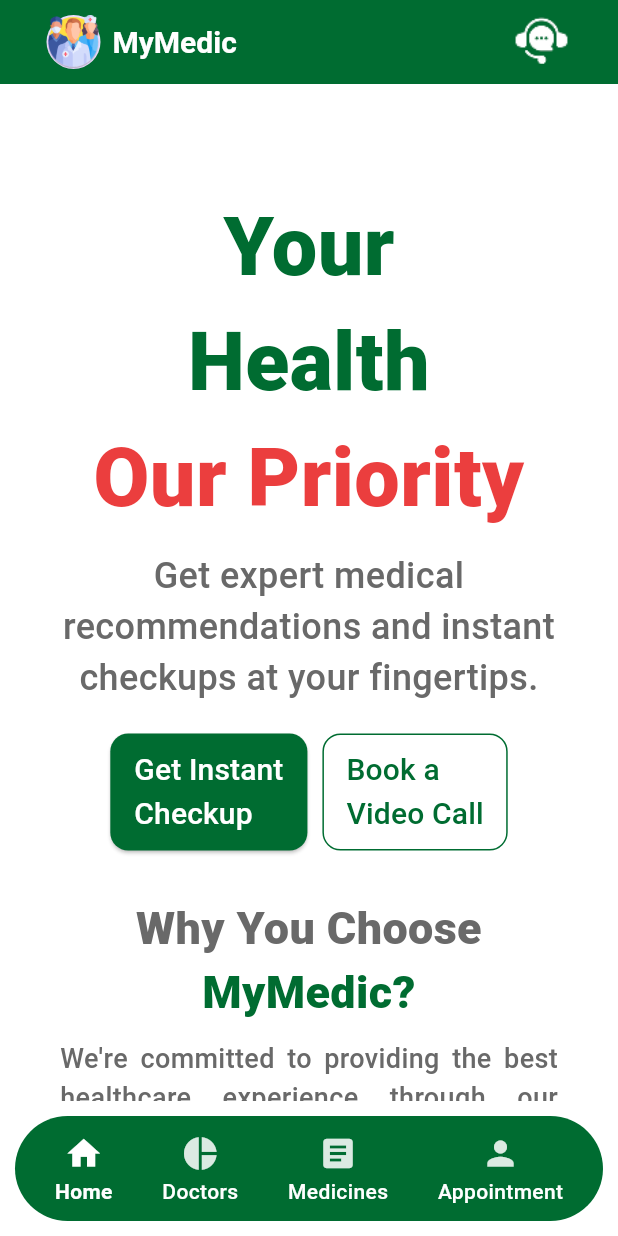
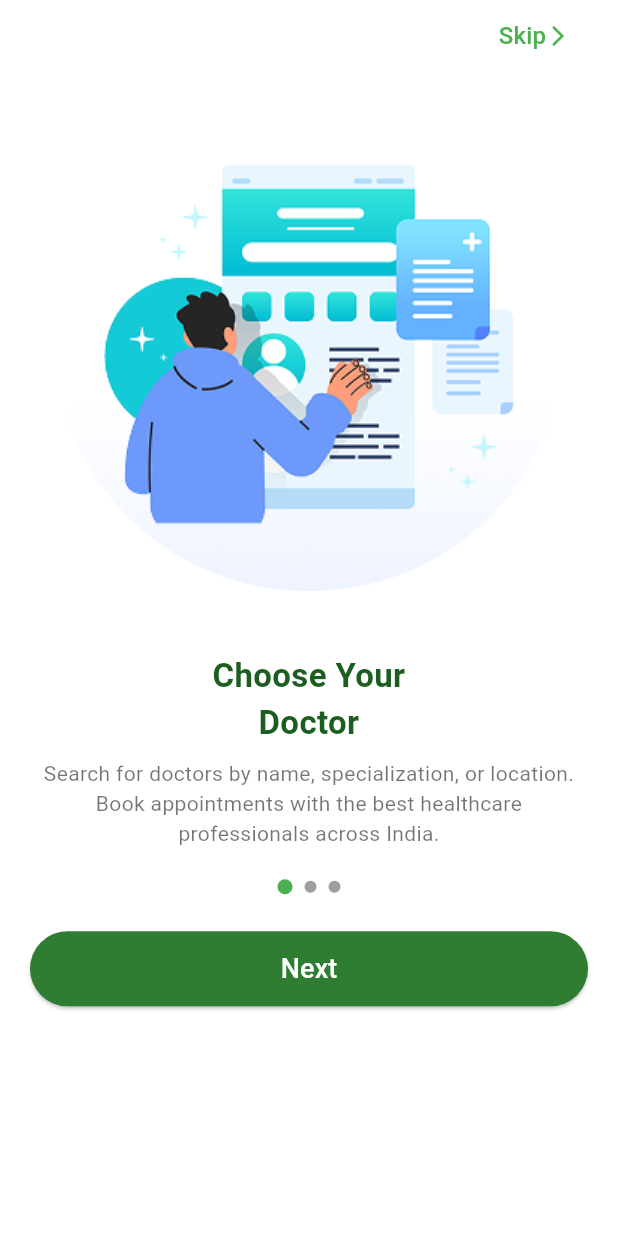
Before and after one commit to alokyadav686/MyMedic, a Flutter app: the screen it shows after launch, on a phone screen of 412 x 824 dp. Run offline on Flutter 3.47's test engine with Material 3 defaults, Android fonts, the phone set to English and light mode, and no system bars; our stand-ins replace chat_bubbles.

Commit message:
fixed doctors api, and made onbaording screen

```diff
--- /dev/null
+++ b/lib/onboarding/onboarding.dart
@@ -0,0 +1,154 @@
+import 'package:flutter/material.dart';
+import 'package:my_medic/components/bottom_nav_bar.dart';
+
+class OnboardingScreen extends StatefulWidget {
+  @override
+  State<OnboardingScreen> createState() => _OnboardingScreenState();
+}
+
+class _OnboardingScreenState extends State<OnboardingScreen> {
+  int key = 0;
+  @override
+  Widget build(BuildContext context) {
+    // ignore: non_constant_identifier_names
+    final images = [
+      "assets/images/ChooseYourDoctor1.png",
+      "assets/images/ScheduleYourAppointments1.png",
+      "assets/images/CheckYourMedicalHistory1.png",
+    ];
+    final heading = [
+      "Choose Your\nDoctor",
+      "Schedule your\nappointments",
+      "Online Order of\nMedicine",
+    ];
+    final titles = [
+      "Search for doctors by name, specialization, or location. Book appointments with the best healthcare professionals across India.",
+      "Book Your Appointment Today ~ Quick, Easy, and Hassle-Free!",
+      "Get Your Medicines Delivered ~ Fast, Safe & Hassle-Free Online Ordering",
+    ];
+    final screenHeight = MediaQuery.of(context).size.height;
+
+    return Scaffold(
+      backgroundColor: Colors.white,
+      body: SafeArea(
+        child: Padding(
+          padding: const EdgeInsets.symmetric(horizontal: 20.0),
+          child: SingleChildScrollView(
+            child: Column(
+              crossAxisAlignment: CrossAxisAlignment.center,
+              children: [
+                Align(
+                  alignment: Alignment.topRight,
+                  child: TextButton(
+                    onPressed: () {
+                      Navigator.pushReplacement(
+                        context,
+                        MaterialPageRoute(builder: (context) => BottomNavBar()),
+                      );
+                    },
+                    child: Row(
+                      mainAxisSize: MainAxisSize.min,
+                      children: [
+                        Text(
+                          "Skip",
+                          style: TextStyle(fontSize: 16, color: Colors.green),
+                        ),
+                        Icon(
+                          Icons.arrow_forward_ios,
+                          size: 16,
+                          color: Colors.green,
+                        ),
+                      ],
+                    ),
+                  ),
+                ),
+                SizedBox(height: screenHeight*0.02),
+
+                // Illustration Image (Replace with your asset)
+                Container(
+                  height: screenHeight*0.4,
+                  decoration: BoxDecoration(
+                    image: DecorationImage(image: AssetImage('assets/images/bgsplash.png')),
+                    // color: Colors.red
+                  ),
+
+                  child: Image.asset(images[key], height: 250)),
+
+                SizedBox(height: screenHeight*0.05),
+                Text(
+                  heading[key],
+                  style: TextStyle(
+                    fontSize: 22,
+                    fontWeight: FontWeight.bold,
+                    color: Colors.green[900],
+
+                  ),
+                  textAlign: TextAlign.center,
+                ),
+                SizedBox(height: screenHeight*0.01),
+                Text(
+                  titles[key],
+                  textAlign: TextAlign.center,
+                  style: TextStyle(fontSize: 14, color: Colors.black54),
+                ),
+                SizedBox(height: screenHeight*0.025),
+
+                // Dots Indicator
+                Row(
+                  mainAxisAlignment: MainAxisAlignment.center,
+                  children: List.generate(3, (index) => buildDot(index == key)),
+                ),
+                SizedBox(height: screenHeight*0.03),
+
+                // Next Button
+                SizedBox(
+                  width: double.infinity,
+                  height: 50,
+                  child: ElevatedButton(
+                    onPressed: () {
+                      if (key == 2) {
+                        Navigator.pushReplacement(
+                          context,
+                          MaterialPageRoute(
+                            builder: (context) => BottomNavBar(),
+                          ),
+                        );
+                      } else {
+                        setState(() {
+                          key += 1;
+                        });
+                      }
+                    },
+                    style: ElevatedButton.styleFrom(
+                      backgroundColor: Colors.green[800],
+                      shape: RoundedRectangleBorder(
+                        borderRadius: BorderRadius.circular(25),
+                      ),
+                    ),
+                    child: Text(
+                      key == 2 ? "Get Started" : "Next",
+                      style: TextStyle(fontSize: 18, color: Colors.white),
+                    ),
+                  ),
+                ),
+              ],
+            ),
+          ),
+        ),
+      ),
+    );
+  }
+
+  // Function to create a dot indicator
+  Widget buildDot(bool isActive) {
+    return Container(
+      margin: EdgeInsets.symmetric(horizontal: 4),
+      width: isActive ? 10 : 8,
+      height: isActive ? 10 : 8,
+      decoration: BoxDecoration(
+        color: isActive ? Colors.green : Colors.grey,
+        shape: BoxShape.circle,
+      ),
+    );
+  }
+}
--- a/lib/screen/doctors/widget/book_now.dart
+++ b/lib/screen/doctors/widget/book_now.dart
@@ -235,6 +235,7 @@ class _BookAppointmentScreenState extends State<BookAppointmentScreen> {
                     fontSize: 18,
                     fontWeight: FontWeight.bold,
                     letterSpacing: 1,
+                    color: Colors.white
                   ),
                 ),
               ),
--- a/lib/screen/doctors/widget/doctors_card.dart
+++ b/lib/screen/doctors/widget/doctors_card.dart
@@ -9,6 +9,7 @@ class DoctorsCard extends StatelessWidget {
   final String experience;
   final String location;
   final String price;
+  final String image;
 
   const DoctorsCard({
     required this.name,
@@ -17,6 +18,7 @@ class DoctorsCard extends StatelessWidget {
     required this.experience,
     required this.location,
     required this.price,
+    required this.image,
     super.key,
   });
 
@@ -64,14 +66,7 @@ class DoctorsCard extends StatelessWidget {
               child: CircleAvatar(
                 radius: 40,
                 backgroundColor: AppColors.primaryColor,
-                child: Text(
-                  "PS",
-                  style: const TextStyle(
-                    color: Colors.white,
-                    fontSize: 22,
-                    fontWeight: FontWeight.bold,
-                  ),
-                ),
+                backgroundImage: AssetImage('assets/images/default_avatar.png'),
               ),
             ),
             const SizedBox(width: 16),
@@ -119,7 +114,9 @@ class DoctorsCard extends StatelessWidget {
                       ),
                       const SizedBox(width: 4),
                       Text(
-                        location,
+                        location.length > 15
+                            ? '${location.substring(0, 15)}...'
+                            : location,
                         style: TextStyle(fontSize: 13, color: Colors.black87),
                       ),
                     ],
@@ -160,7 +157,17 @@ class DoctorsCard extends StatelessWidget {
               ),
               child: InkWell(
                 onTap: () {
-                  Navigator.push(context, MaterialPageRoute(builder: (context)=>BookAppointmentScreen(name: name, specialization: specialization, fee: price,)));
+                  Navigator.push(
+                    context,
+                    MaterialPageRoute(
+                      builder:
+                          (context) => BookAppointmentScreen(
+                            name: name,
+                            specialization: specialization,
+                            fee: price,
+                          ),
+                    ),
+                  );
                 },
                 child: const Text(
                   "Book Now",
--- a/lib/screen/doctors/widget/payment_screen.dart
+++ b/lib/screen/doctors/widget/payment_screen.dart
@@ -144,7 +144,7 @@ class PaymentScreen extends StatelessWidget {
                       onPressed: () {
                         // Handle UPI Payment Logic Here
                       },
-                      child: Text("Pay Now", style: TextStyle(fontSize: 18, fontWeight: FontWeight.bold, letterSpacing: 1)),
+                      child: Text("Pay Now", style: TextStyle(fontSize: 18,color: Colors.white, fontWeight: FontWeight.bold, letterSpacing: 1)),
                     ),
                   ),
                 ],
--- a/lib/screen/home/widgets/custom_header.dart
+++ b/lib/screen/home/widgets/custom_header.dart
@@ -1,5 +1,6 @@
 import 'package:flutter/material.dart';
 import 'package:my_medic/constants/colors.dart';
+import 'package:my_medic/screen/chatbot/chatbot.dart';
 
 class CustomHeader extends StatelessWidget {
   const CustomHeader({super.key});
@@ -31,7 +32,7 @@ class CustomHeader extends StatelessWidget {
           ),
           InkWell(
             onTap: () {
-
+              Navigator.push(context, MaterialPageRoute(builder: (context)=>ChatBotApp()));
             },
             child: SizedBox(
               height: 40,
--- a/pubspec.yaml
+++ b/pubspec.yaml
@@ -47,6 +47,8 @@ dev_dependencies:
   flutter_lints: ^5.0.0
   flutter_svg: ^2.0.17
   flutter_launcher_icons: ^0.14.3
+  chat_bubbles: ^1.7.0
+  http: ^1.3.0
 
 flutter_icons:
   android: true
@@ -67,6 +69,7 @@ flutter:
   # To add assets to your application, add an assets section, like this:
   assets:
     - assets/images/
+    - assets/json/
 
   # An image asset can refer to one or more resolution-specific "variants", see
   # https://flutter.dev/to/resolution-aware-images
```
Also changed, not shown: assets/json/doctorsdata.json (added, +128 -0 lines), lib/screen/chatbot/chatbot.dart (added, +129 -0 lines), lib/screen/doctors/doctors.dart (+51 -41 lines), lib/services/api/api_services.dart (added, +14 -0 lines), lib/services/splash/splash_services.dart (+2 -8 lines), assets/images/CheckYourMedicalHistory1.png (added), assets/images/ChooseYourDoctor1.png (added), assets/images/ScheduleYourAppointments1.png (added), assets/images/bgsplash.png (added), assets/images/default_avatar.png (added), pubspec.lock.
